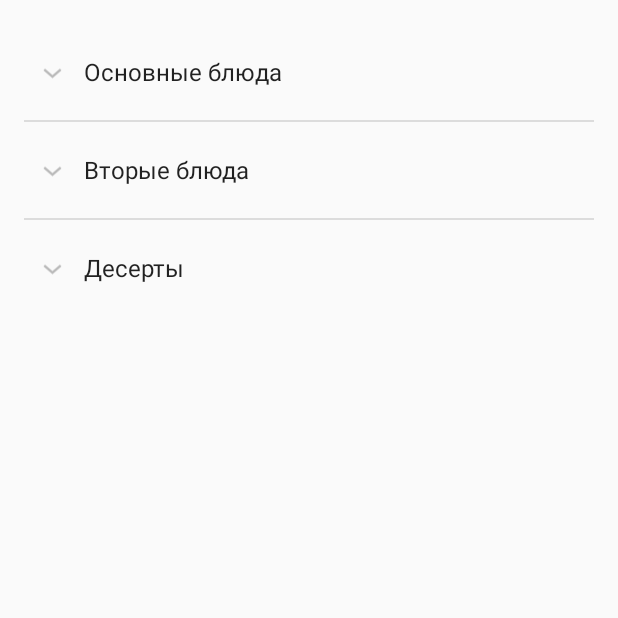
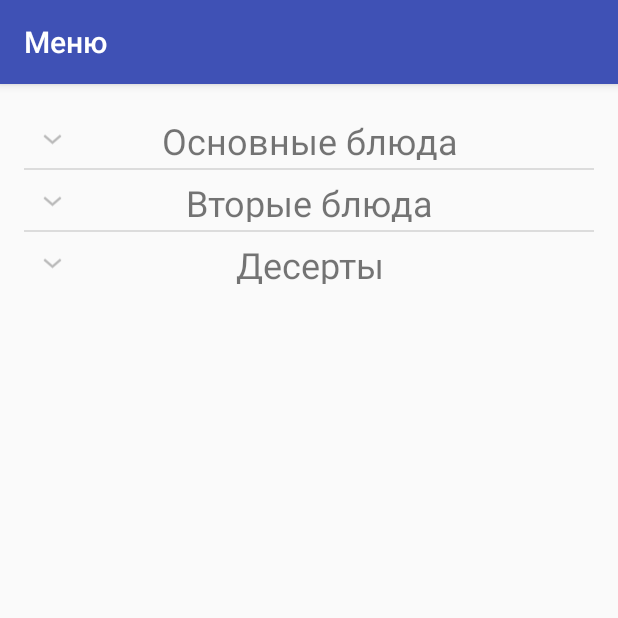
Before and after one commit to Sdernal/RestoSam, an Android app: the MenuActivity screen opened directly, with no data from a screen before it, on a phone screen of 412 x 824 dp, the top half of it. Run offline under Robolectric (Android 15) with nearby library versions, the phone set to English and light mode, and no system bars; 7 statements that could not run were skipped.

Commit message:
Menu upgraded

```diff
--- /dev/null
+++ b/RestoSam/app/src/main/java/com/example/sdern_000/restosam/ExpListAdapter.java
@@ -0,0 +1,73 @@
+package com.example.sdern_000.restosam;
+
+import java.util.ArrayList;
+import java.util.HashMap;
+import java.util.List;
+import java.util.Map;
+
+import android.app.ExpandableListActivity;
+import android.content.Context;
+import android.content.res.Resources;
+import android.database.DataSetObserver;
+import android.graphics.drawable.Drawable;
+import android.os.Bundle;
+import android.view.View;
+import android.view.ViewGroup;
+import android.widget.BaseExpandableListAdapter;
+import android.widget.ExpandableListAdapter;
+import android.widget.ImageView;
+import android.widget.SimpleExpandableListAdapter;
+import android.widget.TextView;
+
+public class ExpListAdapter extends
+        SimpleExpandableListAdapter {
+
+    private List<? extends List<? extends Map<String, ?>>> mChildData;
+    private String[] mChildFrom;
+    private int[] mChildTo;
+
+    public ExpListAdapter(Context context,
+                                   List<? extends Map<String, ?>> groupData, int groupLayout,
+                                   String[] groupFrom, int[] groupTo,
+                                   List<? extends List<? extends Map<String, ?>>> childData,
+                                   int childLayout, String[] childFrom, int[] childTo) {
+        super(context, groupData, groupLayout, groupFrom, groupTo,
+                childData, childLayout, childFrom, childTo);
+
+        mChildData = childData;
+        mChildFrom = childFrom;
+        mChildTo = childTo;
+
+    }
+
+    public View getChildView(int groupPosition, int childPosition,
+                             boolean isLastChild, View convertView, ViewGroup parent) {
+
+        View v;
+        if (convertView == null) {
+            v = newChildView(isLastChild, parent);
+        } else {
+            v = convertView;
+        }
+        bindView(v, mChildData.get(groupPosition).get(childPosition),
+                mChildFrom,
+                mChildTo, groupPosition, childPosition);
+        return v;
+    }
+
+    // This method binds my data to the Views specified in the child xml layout
+    private void bindView(View view, Map<String, ?> data,
+                          String[] from, int[] to, int groupPosition, int childPosition) {
+        int len = to.length;
+
+        for (int i = 0; i < len- 1; i++) {
+            TextView v = (TextView)view.findViewById(to[i]);
+            if (v != null) {
+                v.setText((String)data.get(from[i]));
+            }
+        }
+        ImageView iv = (ImageView)view.findViewById(to[2]);
+        iv.setImageResource((Integer) data.get(from[2]));
+
+    }
+}
--- a/RestoSam/app/src/main/java/com/example/sdern_000/restosam/MainActivity.java
+++ b/RestoSam/app/src/main/java/com/example/sdern_000/restosam/MainActivity.java
@@ -9,6 +9,7 @@ import android.view.View;
 import android.widget.Button;
 import android.widget.EditText;
 import android.view.View.OnClickListener;
+import android.widget.ImageView;
 
 public class MainActivity extends AppCompatActivity implements OnClickListener {
     public final static String EXTRA_MESSAGE = "com.example.myfirstapp.MESSAGE";
--- /dev/null
+++ b/RestoSam/app/src/main/java/com/example/sdern_000/restosam/Menu.java
@@ -0,0 +1,64 @@
+package com.example.sdern_000.restosam;
+
+import java.util.ArrayList;
+import java.util.HashMap;
+import java.util.Map;
+
+/**
+ * Created by Sdern_000 on 02.12.2016.
+ */
+
+public class Menu {
+    Map<String,ArrayList<String>> categories;
+    Map<String,Dish> dishMap;
+
+    final String GROUP_NAME = "groupName";
+    final String DISH_NAME = "dishName";
+    final String DISH_PRICE = "dishPrice";
+    final String DISH_PICT = "dishPict";
+
+    public Menu(String[] ctgs) {
+        categories = new HashMap<String,ArrayList<String>>();
+        dishMap = new HashMap<String,Dish>();
+        for (String ctg : ctgs) {
+            ArrayList<String> m = new ArrayList<String>();
+            categories.put(ctg,m);
+        }
+    }
+
+    public void AddDish(String category, Dish dish) {
+        ArrayList<String> m = categories.get(category);
+        m.add(dish.GetName());
+        dishMap.put(dish.GetName(), dish);
+    }
+
+    public ArrayList<Map<String, String>> GetGroupData() {
+        ArrayList<Map<String, String>> groupData =  new ArrayList<Map<String,String>>();
+        for (String group : categories.keySet()) {
+            HashMap<String, String> m = new HashMap<String, String>();
+            m.put(GROUP_NAME, group);
+            groupData.add(m);
+        }
+        return groupData;
+    }
+
+    public  ArrayList<ArrayList<Map<String, Object>>> GetChildData() {
+        ArrayList<ArrayList<Map<String, Object>>> childData = new ArrayList<ArrayList<Map<String, Object>>>();
+
+        for (String group : categories.keySet()) {
+            ArrayList<Map<String, Object>> childDataItem = new ArrayList<Map<String, Object>>();
+            ArrayList<String> groupData = categories.get(group);
+            for (String child : groupData) {
+                Dish dish_ = dishMap.get(child);
+                HashMap<String, Object> m = new HashMap<String, Object>();
+                m.put(DISH_NAME, dish_.GetName());
+                m.put(DISH_PRICE, "цена: " + dish_.GetPrice().toString());
+                m.put(DISH_PICT, dish_.GetPictureId());
+                childDataItem.add(m);
+            }
+            childData.add(childDataItem);
+        }
+        return childData;
+    }
+
+}
--- a/RestoSam/app/src/main/java/com/example/sdern_000/restosam/MenuActivity.java
+++ b/RestoSam/app/src/main/java/com/example/sdern_000/restosam/MenuActivity.java
@@ -14,99 +14,62 @@ import android.os.Bundle;
 import android.widget.ExpandableListView;
 import android.widget.SimpleExpandableListAdapter;
 
-public class MenuActivity extends Activity {
+public class MenuActivity extends AppCompatActivity {
 
-    // названия компаний (групп)
+    final String GROUP_NAME = "groupName";
+    final String DISH_NAME = "dishName";
+    final String DISH_PRICE = "dishPrice";
+    final String DISH_PICT = "dishPict";
+
     String[] groups = new String[] {"Основные блюда", "Вторые блюда", "Десерты"};
 
-    // названия телефонов (элементов)
+
     String[] FirstDishes = new String[] {"Борщ", "Солянка", "Суп-пюре", "Суп куриный"};
+    Integer[] FirstDishesPrices = new Integer[] {45,34,60,42};
+    Integer[] FirstDishesPictures = new Integer[] {R.drawable.grill,R.drawable.chicks,R.drawable.foodie,R.drawable.circles};
     String[] SecondDishes = new String[] {"Гречка с котлетами", "Жареная картошка", "Плов"};
-    String[] Dessert = new String[] {"Печенье", "Вафли", "Мед", "Тор"};
+    Integer[] SecondDishesPrices = new Integer[] {98,67,42};
+    Integer[] SecondDishesPictures = new Integer[] {R.drawable.kek,R.drawable.lol,R.drawable.seafood};
+    String[] Dessert = new String[] {"Печенье", "Вафли", "Мед", "Торт"};
+    Integer[] DessertPrices = new Integer[] {41,34,61,32};
+    Integer[] DessertPictures = new Integer[] {R.drawable.chicks, R.drawable.circles, R.drawable.foodie, R.drawable.grill};
 
-    // коллекция для групп
     ArrayList<Map<String, String>> groupData;
-
-    // коллекция для элементов одной группы
-    ArrayList<Map<String, String>> childDataItem;
-
-    // общая коллекция для коллекций элементов
-    ArrayList<ArrayList<Map<String, String>>> childData;
-    // в итоге получится childData = ArrayList<childDataItem>
-
-    // список атрибутов группы или элемента
-    Map<String, String> m;
+    ArrayList<ArrayList<Map<String, Object>>> childData;
 
     ExpandableListView elvMain;
-
 
     /** Called when the activity is first created. */
     public void onCreate(Bundle savedInstanceState) {
         super.onCreate(savedInstanceState);
+        setTitle(R.string.menu_header);
         setContentView(R.layout.activity_menu);
 
-        // заполняем коллекцию групп из массива с названиями групп
-        groupData = new ArrayList<Map<String, String>>();
-        for (String group : groups) {
-            // заполняем список атрибутов для каждой группы
-            m = new HashMap<String, String>();
-            m.put("groupName", group); // имя компании
-            groupData.add(m);
+        Menu menu = new Menu(groups);
+        for (int i = 0 ; i < FirstDishes.length; i++) {
+            Dish dish = new Dish(FirstDishes[i], FirstDishesPrices[i], FirstDishesPictures[i] );
+            menu.AddDish("Основные блюда", dish);
+        }
+        for (int i = 0 ; i < SecondDishes.length; i++) {
+            Dish dish = new Dish(SecondDishes[i], SecondDishesPrices[i], SecondDishesPictures[i] );
+            menu.AddDish("Вторые блюда", dish);
+        }
+        for (int i = 0 ; i < Dessert.length; i++) {
+            Dish dish = new Dish(Dessert[i], DessertPrices[i], DessertPictures[i] );
+            menu.AddDish("Десерты", dish);
         }
 
-        // список атрибутов групп для чтения
-        String groupFrom[] = new String[] {"groupName"};
-        // список ID view-элементов, в которые будет помещены атрибуты групп
-        int groupTo[] = new int[] {android.R.id.text1};
+        groupData = menu.GetGroupData();
+        String groupFrom[] = new String[] {GROUP_NAME};
+        int groupTo[] = new int[] {R.id.textGroup};
+        childData = menu.GetChildData();
+        String childFrom[] = new String[] {DISH_NAME, DISH_PRICE, DISH_PICT};
+        int childTo[] = new int[] {R.id.dishName, R.id.dishPrice, R.id.dishPicture};
 
-
-        // создаем коллекцию для коллекций элементов
-        childData = new ArrayList<ArrayList<Map<String, String>>>();
-
-        // создаем коллекцию элементов для первой группы
-        childDataItem = new ArrayList<Map<String, String>>();
-        // заполняем список атрибутов для каждого элемента
-        for (String dish : FirstDishes) {
-            m = new HashMap<String, String>();
-            m.put("dishName", dish);
-            m.put("dishPrice", "kek");
-//            m.put("dishPicture", "@drawable/kek");
-            childDataItem.add(m);
-        }
-        // добавляем в коллекцию коллекций
-        childData.add(childDataItem);
-
-        // создаем коллекцию элементов для второй группы
-        childDataItem = new ArrayList<Map<String, String>>();
-        for (String dish : SecondDishes) {
-            m = new HashMap<String, String>();
-            m.put("dishName", dish);
-            m.put("dishPrice", "kek1");
-//            m.put("dishPicture", "@drawable/kek");
-            childDataItem.add(m);
-        }
-        childData.add(childDataItem);
-
-        // создаем коллекцию элементов для третьей группы
-        childDataItem = new ArrayList<Map<String, String>>();
-        for (String dish : Dessert) {
-            m = new HashMap<String, String>();
-            m.put("dishName", dish);
-            m.put("dishPrice", "kek2");
-//            m.put("dishPicture", "@drawable/lol");
-            childDataItem.add(m);
-        }
-        childData.add(childDataItem);
-
-        // список атрибутов элементов для чтения
-        String childFrom[] = new String[] {"dishName", "dishPrice"};
-        // список ID view-элементов, в которые будет помещены атрибуты элементов
-        int childTo[] = new int[] {R.id.dishName, R.id.dishPrice};
-
-        SimpleExpandableListAdapter adapter = new SimpleExpandableListAdapter(
+        ExpListAdapter adapter = new ExpListAdapter(
                 this,
                 groupData,
-                android.R.layout.simple_expandable_list_item_1,
+                R.layout.menu_group_layout,
                 groupFrom,
                 groupTo,
                 childData,
--- a/RestoSam/app/src/main/res/layout/activity_main.xml
+++ b/RestoSam/app/src/main/res/layout/activity_main.xml
@@ -5,6 +5,7 @@
     android:layout_height="match_parent"
     android:orientation="vertical">
     <ImageView
+        android:id = "@+id/main_picture"
         android:layout_width="match_parent"
         android:layout_height="wrap_content"
         android:src= "@drawable/kek" />
--- /dev/null
+++ b/RestoSam/app/src/main/res/layout/menu_group_layout.xml
@@ -0,0 +1,18 @@
+<?xml version="1.0" encoding="utf-8"?>
+
+<LinearLayout
+    xmlns:android="http://schemas.android.com/apk/res/android"
+    xmlns:tools="http://schemas.android.com/tools"
+    android:layout_width="match_parent"
+    android:layout_height="match_parent"
+    android:orientation="horizontal"
+    >
+    <TextView android:id="@+id/textGroup"
+        android:layout_width="match_parent"
+        android:layout_height="40dp"
+        android:padding="5dp"
+        android:textSize="24sp"
+        android:textAlignment="center"
+        >
+    </TextView>
+</LinearLayout>
--- a/RestoSam/app/src/main/res/values/strings.xml
+++ b/RestoSam/app/src/main/res/values/strings.xml
@@ -12,4 +12,5 @@
     <!-- TODO: Remove or change this placeholder text -->
     <string name="hello_blank_fragment">Hello blank fragment</string>
     <string name="title_activity_restaurant">RestaurantActivity</string>
+    <string name="menu_header">Меню</string>
 </resources>
```
Also changed, not shown: RestoSam/app/src/main/java/com/example/sdern_000/restosam/DIsh.java (added, +28 -0 lines), RestoSam/app/src/main/res/layout/menu_item_layout.xml (+17 -16 lines).
